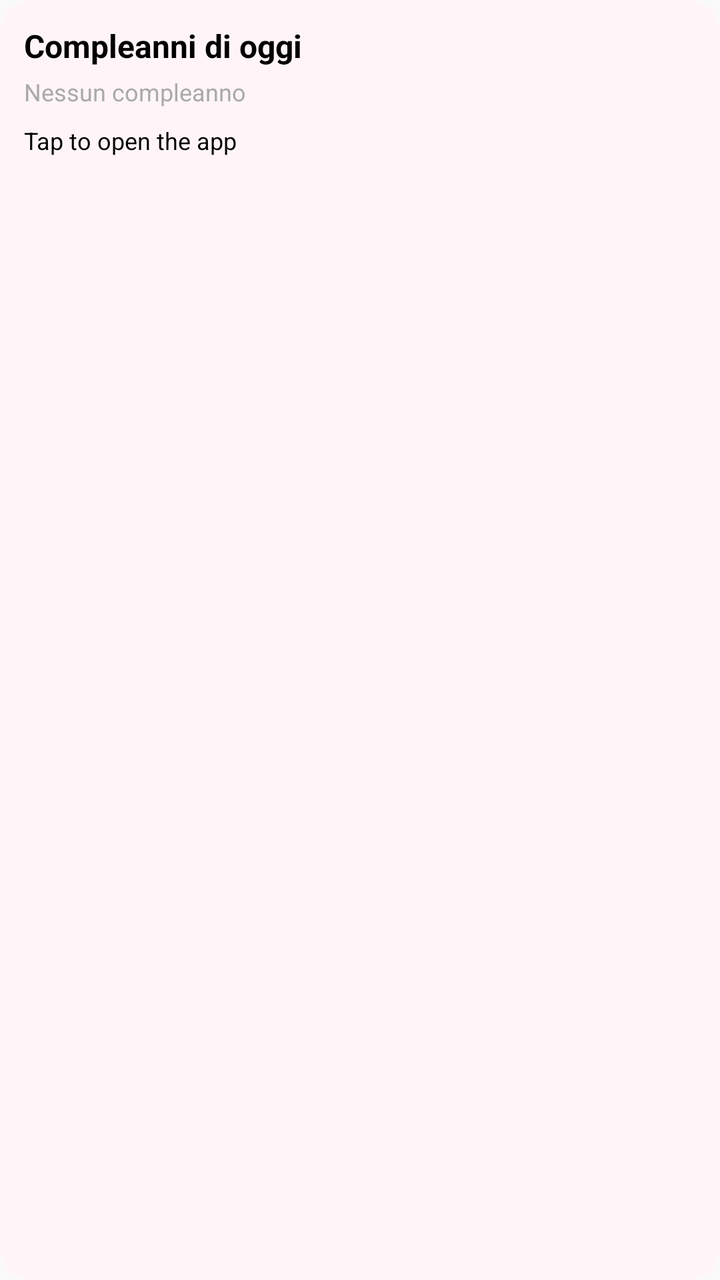
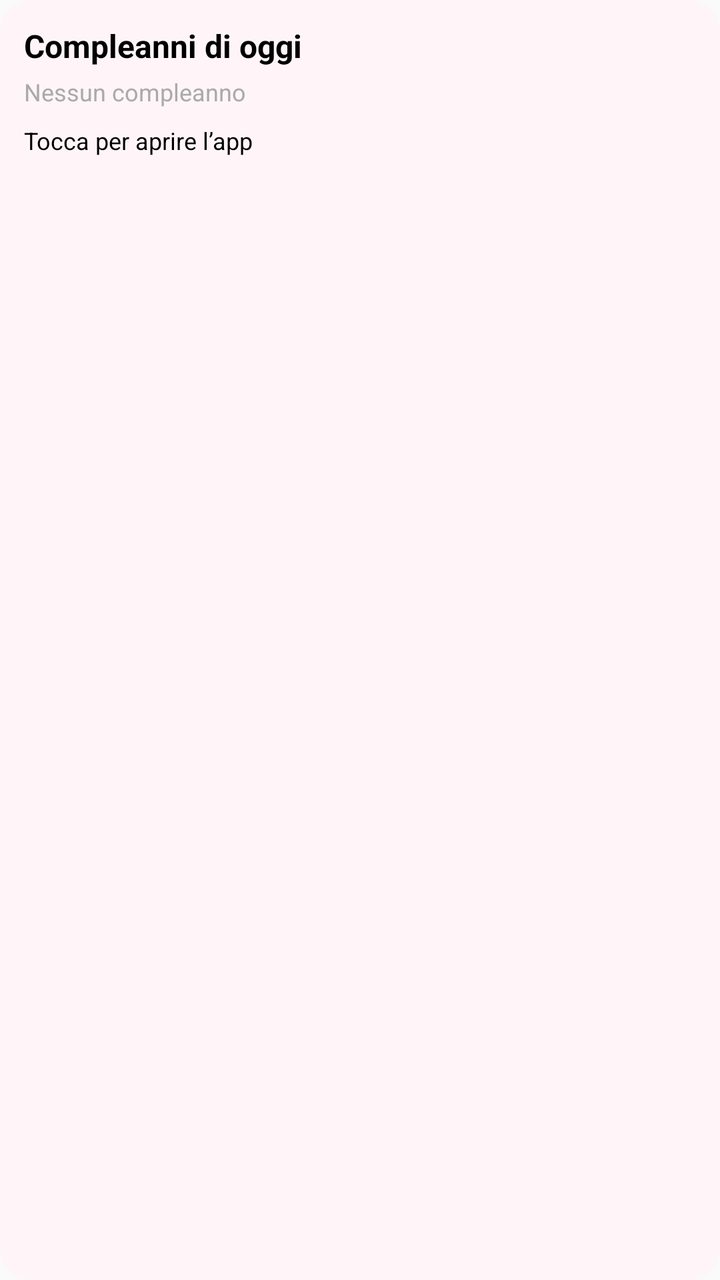

Before-and-after screenshots of an Android layout around one commit, followed by the original layout XML and the change that was made.
<!-- AndroidManifest.xml: application theme Theme.ScoutAlert -->
<!-- res/layout/birthday_widget.xml -->
<?xml version="1.0" encoding="utf-8"?>
<LinearLayout xmlns:android="http://schemas.android.com/apk/res/android"
    android:id="@+id/widgetRoot"
    android:layout_width="match_parent"
    android:layout_height="wrap_content"
    android:orientation="vertical"
    android:padding="12dp"
    android:background="@drawable/widget_background">

    <TextView
        android:id="@+id/widgetTitleText"
        android:layout_width="wrap_content"
        android:layout_height="wrap_content"
        android:text="Compleanni di oggi"
        android:textStyle="bold"
        android:textColor="@android:color/black"
        android:textSize="16sp" />

    <TextView
        android:id="@+id/widgetSubtitleText"
        android:layout_width="wrap_content"
        android:layout_height="wrap_content"
        android:layout_marginTop="4dp"
        android:text="Nessun compleanno"
        android:textColor="@android:color/darker_gray"
        android:textSize="12sp" />

    <TextView
        android:id="@+id/widgetListText"
        android:layout_width="match_parent"
        android:layout_height="wrap_content"
        android:layout_marginTop="8dp"
        android:text="Tap to open the app"
        android:textColor="@android:color/black"
        android:textSize="12sp" />
</LinearLayout>
<!-- resources referenced by this layout -->
<resources>
  <!-- drawable widget_background (drawable) -->
  <?xml version="1.0" encoding="utf-8"?>
  <shape xmlns:android="http://schemas.android.com/apk/res/android">
      <solid android:color="#FFF5F9" />
      <corners android:radius="16dp" />
      <padding
          android:left="8dp"
          android:top="8dp"
          android:right="8dp"
          android:bottom="8dp" />
  </shape>
  <style name="Theme.ScoutAlert" parent="android:Theme.Material.Light.NoActionBar" />
</resources>

<!-- the commit's change to res/layout/birthday_widget.xml (unified diff, before → after) -->
@@ -11,7 +11,7 @@
         android:id="@+id/widgetTitleText"
         android:layout_width="wrap_content"
         android:layout_height="wrap_content"
-        android:text="Compleanni di oggi"
+        android:text="@string/widget_title"
         android:textStyle="bold"
         android:textColor="@android:color/black"
         android:textSize="16sp" />
@@ -21,7 +21,7 @@
         android:layout_width="wrap_content"
         android:layout_height="wrap_content"
         android:layout_marginTop="4dp"
-        android:text="Nessun compleanno"
+        android:text="@string/widget_empty"
         android:textColor="@android:color/darker_gray"
         android:textSize="12sp" />
 
@@ -30,7 +30,7 @@
         android:layout_width="match_parent"
         android:layout_height="wrap_content"
         android:layout_marginTop="8dp"
-        android:text="Tap to open the app"
+        android:text="@string/widget_open_app"
         android:textColor="@android:color/black"
         android:textSize="12sp" />
 </LinearLayout>
<!-- resource entries referenced after the edit -->
@@ -11,6 +11,9 @@
           android:right="8dp"
           android:bottom="8dp" />
   </shape>
+  <string name="widget_empty">Nessun compleanno</string>
+  <string name="widget_open_app">Tocca per aprire l’app</string>
+  <string name="widget_title">Compleanni di oggi</string>
   <style name="Theme.ScoutAlert" parent="android:Theme.Material.Light.NoActionBar" />
 </resources>
 
